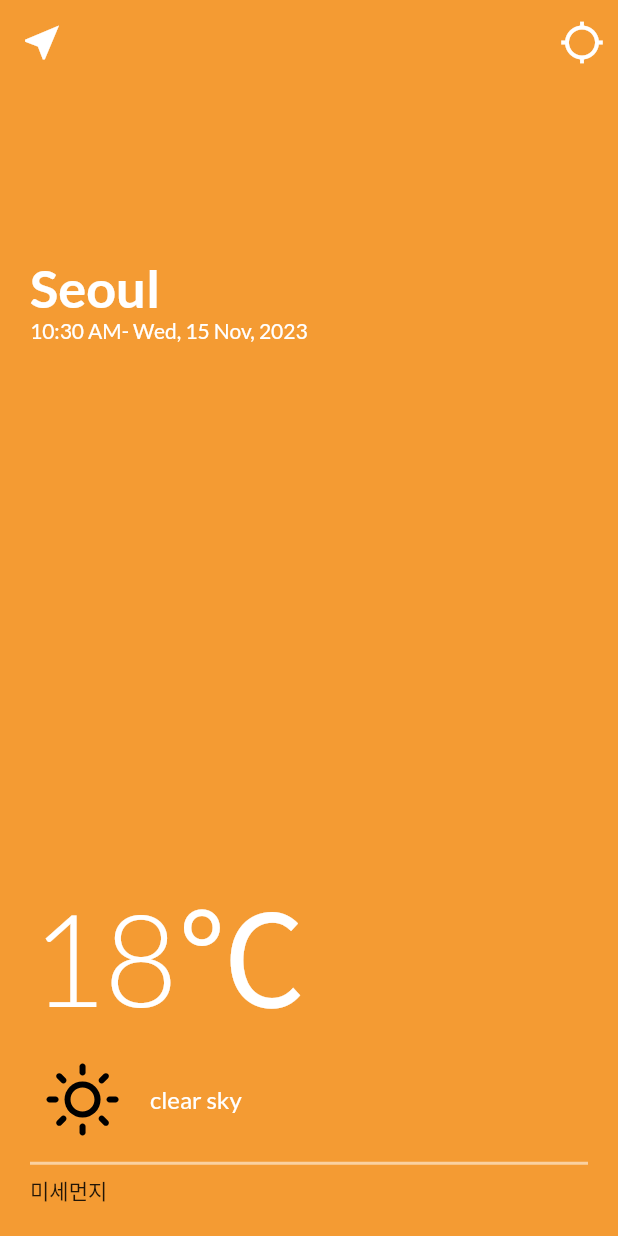
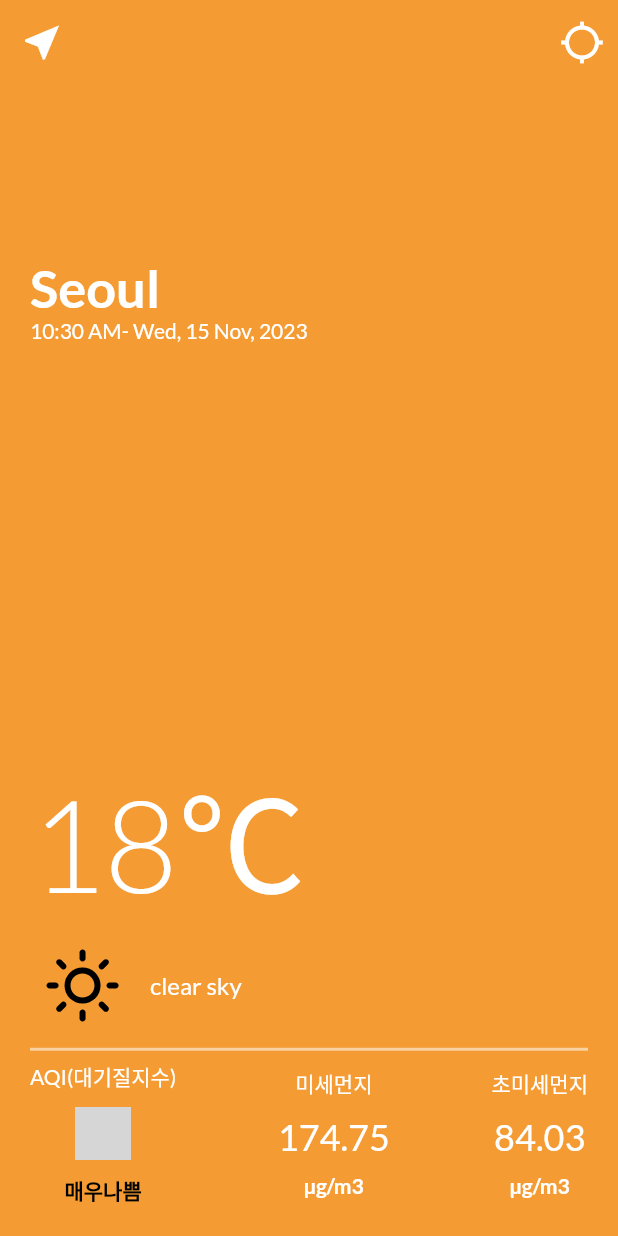
Before and after one commit to shanghanrun/weather_ex01, a Flutter app: the WeatherScreen screen opened directly with empty values, on a phone screen of 412 x 824 dp. Run offline on Flutter 3.47's test engine with Material 2 defaults, Android fonts, the light colour scheme and no system bars; our stand-ins replace flutter_dotenv, flutter_svg, geolocator, google_fonts, timer_builder; statements that could not run were skipped; grey boxes are pictures that could not be loaded.

Commit message:
기본UI완성

```diff
--- a/lib/screens/weather_screen.dart
+++ b/lib/screens/weather_screen.dart
@@ -149,16 +149,98 @@ class _WeatherScreenState extends State<WeatherScreen> {
                       ],
                     ),
                   ),
-                  const Column(
+                  Column(
                     children: [
-                      Divider(
+                      const Divider(
                         height: 15,
                         thickness: 2,
                         color: Colors.white54,
                       ),
                       Row(
+                        mainAxisAlignment: MainAxisAlignment.spaceBetween,
                         children: [
-                          Text('미세먼지'),
+                          Column(
+                            children: [
+                              Text(
+                                'AQI(대기질지수)',
+                                style: GoogleFonts.lato(
+                                  fontSize: 14,
+                                  color: Colors.white,
+                                ),
+                              ),
+                              const SizedBox(height: 10),
+                              Image.asset(
+                                'Images/bad.png',
+                                width: 37,
+                                height: 35,
+                              ),
+                              const SizedBox(height: 10),
+                              Text(
+                                '매우나쁨',
+                                style: GoogleFonts.lato(
+                                  fontSize: 14,
+                                  color: Colors.black,
+                                  fontWeight: FontWeight.bold,
+                                ),
+                              ),
+                            ],
+                          ),
+                          Column(
+                            children: [
+                              Text(
+                                '미세먼지',
+                                style: GoogleFonts.lato(
+                                  fontSize: 14,
+                                  color: Colors.white,
+                                ),
+                              ),
+                              const SizedBox(height: 10),
+                              Text(
+                                '174.75',
+                                style: GoogleFonts.lato(
+                                  fontSize: 24,
+                                  color: Colors.white,
+                                ),
+                              ),
+                              const SizedBox(height: 10),
+                              Text(
+                                'µg/m3',
+                                style: GoogleFonts.lato(
+                                  fontSize: 14,
+                                  color: Colors.white,
+                                  fontWeight: FontWeight.bold,
+                                ),
+                              ),
+                            ],
+                          ),
+                          Column(
+                            children: [
+                              Text(
+                                '초미세먼지',
+                                style: GoogleFonts.lato(
+                                  fontSize: 14,
+                                  color: Colors.white,
+                                ),
+                              ),
+                              const SizedBox(height: 10),
+                              Text(
+                                '84.03',
+                                style: GoogleFonts.lato(
+                                  fontSize: 24,
+                                  color: Colors.white,
+                                ),
+                              ),
+                              const SizedBox(height: 10),
+                              Text(
+                                'µg/m3',
+                                style: GoogleFonts.lato(
+                                  fontSize: 14,
+                                  color: Colors.white,
+                                  fontWeight: FontWeight.bold,
+                                ),
+                              ),
+                            ],
+                          ),
                         ],
                       ),
                     ],
```
